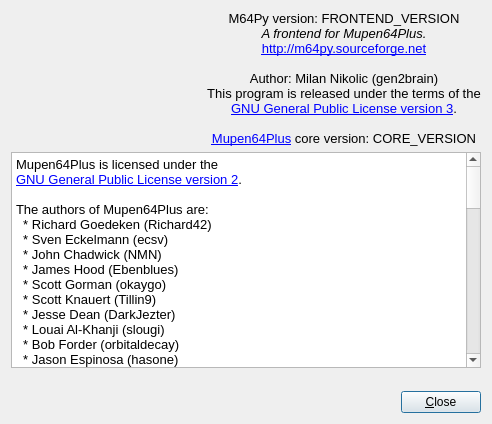
Before: the Qt Designer form src/m64py/ui/about.ui in mupen64plus/mupen64plus-ui-python, drawn with Qt 5.
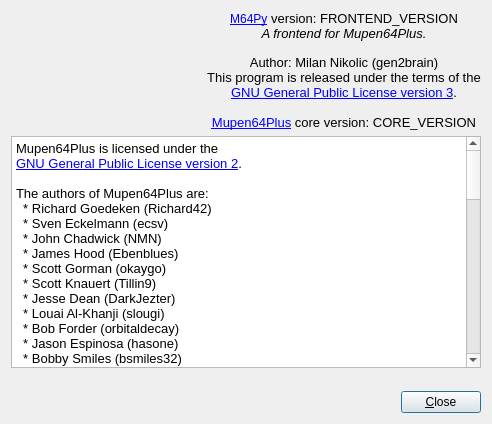
After: the same form once the commit is applied. Icons and pictures are not drawn.

```diff
--- a/src/m64py/ui/about.ui
+++ b/src/m64py/ui/about.ui
@@ -45,10 +45,9 @@
 &lt;html&gt;&lt;head&gt;&lt;meta name=&quot;qrichtext&quot; content=&quot;1&quot; /&gt;&lt;style type=&quot;text/css&quot;&gt;
 p, li { white-space: pre-wrap; }
 &lt;/style&gt;&lt;/head&gt;&lt;body style=&quot; font-family:'Sans Serif'; font-size:9pt; font-weight:400; font-style:normal;&quot;&gt;
-&lt;p align=&quot;center&quot; style=&quot; margin-top:0px; margin-bottom:0px; margin-left:0px; margin-right:0px; -qt-block-indent:0; text-indent:0px;&quot;&gt;&lt;span style=&quot; font-size:10pt; color:#000000;&quot;&gt;M64Py version: FRONTEND_VERSION&lt;/span&gt;&lt;/p&gt;
+&lt;p align=&quot;center&quot; style=&quot; margin-top:0px; margin-bottom:0px; margin-left:0px; margin-right:0px; -qt-block-indent:0; text-indent:0px;&quot;&gt;&lt;a href=&quot;https://m64py.sourceforge.net/&quot;&gt;&lt;span style=&quot; text-decoration: underline; color:#0000ff;&quot;&gt;M64Py&lt;/span&gt;&lt;/a&gt;&lt;span style=&quot; font-size:10pt;&quot;&gt; version: FRONTEND_VERSION&lt;/span&gt;&lt;/p&gt;
 &lt;p align=&quot;center&quot; style=&quot; margin-top:0px; margin-bottom:0px; margin-left:0px; margin-right:0px; -qt-block-indent:0; text-indent:0px;&quot;&gt;&lt;span style=&quot; font-size:10pt; font-style:italic;&quot;&gt;A frontend for Mupen64Plus.&lt;/span&gt;&lt;/p&gt;
-&lt;p align=&quot;center&quot; style=&quot; margin-top:0px; margin-bottom:0px; margin-left:0px; margin-right:0px; -qt-block-indent:0; text-indent:0px;&quot;&gt;&lt;a href=&quot;http://m64py.sourceforge.net&quot;&gt;&lt;span style=&quot; font-size:10pt; text-decoration: underline; color:#0000ff;&quot;&gt;http://m64py.sourceforge.net&lt;/span&gt;&lt;/a&gt;&lt;/p&gt;
-&lt;p align=&quot;center&quot; style=&quot;-qt-paragraph-type:empty; margin-top:0px; margin-bottom:0px; margin-left:0px; margin-right:0px; -qt-block-indent:0; text-indent:0px; font-size:10pt; text-decoration: underline; color:#0000ff;&quot;&gt;&lt;br /&gt;&lt;/p&gt;
+&lt;p align=&quot;center&quot; style=&quot;-qt-paragraph-type:empty; margin-top:0px; margin-bottom:0px; margin-left:0px; margin-right:0px; -qt-block-indent:0; text-indent:0px;&quot;&gt;&lt;br /&gt;&lt;/p&gt;
 &lt;p align=&quot;center&quot; style=&quot; margin-top:0px; margin-bottom:0px; margin-left:0px; margin-right:0px; -qt-block-indent:0; text-indent:0px;&quot;&gt;&lt;span style=&quot; font-size:10pt;&quot;&gt;Author: Milan Nikolic (gen2brain)&lt;/span&gt;&lt;/p&gt;
 &lt;p align=&quot;center&quot; style=&quot; margin-top:0px; margin-bottom:0px; margin-left:0px; margin-right:0px; -qt-block-indent:0; text-indent:0px;&quot;&gt;&lt;span style=&quot; font-size:10pt;&quot;&gt;This program is released under the terms of the&lt;/span&gt;&lt;/p&gt;
 &lt;p align=&quot;center&quot; style=&quot; margin-top:0px; margin-bottom:0px; margin-left:0px; margin-right:0px; -qt-block-indent:0; text-indent:0px;&quot;&gt;&lt;a href=&quot;http://www.gnu.org/licenses/gpl-3.0.txt&quot;&gt;&lt;span style=&quot; font-size:10pt; text-decoration: underline; color:#0000ff;&quot;&gt;GNU General Public License version 3&lt;/span&gt;&lt;/a&gt;&lt;span style=&quot; font-size:10pt;&quot;&gt;.&lt;/span&gt;&lt;/p&gt;
@@ -68,65 +67,65 @@
       <string notr="true">&lt;!DOCTYPE HTML PUBLIC &quot;-//W3C//DTD HTML 4.0//EN&quot; &quot;http://www.w3.org/TR/REC-html40/strict.dtd&quot;&gt;
 &lt;html&gt;&lt;head&gt;&lt;meta name=&quot;qrichtext&quot; content=&quot;1&quot; /&gt;&lt;style type=&quot;text/css&quot;&gt;
 p, li { white-space: pre-wrap; }
-&lt;/style&gt;&lt;/head&gt;&lt;body style=&quot; font-family:'Liberation Sans'; font-size:10pt; font-weight:400; font-style:normal;&quot;&gt;
-&lt;p style=&quot; margin-top:0px; margin-bottom:0px; margin-left:0px; margin-right:0px; -qt-block-indent:0; text-indent:0px;&quot;&gt;&lt;span style=&quot; font-family:'Sans Serif';&quot;&gt;Mupen64Plus is licensed under the&lt;/span&gt;&lt;/p&gt;
-&lt;p style=&quot; margin-top:0px; margin-bottom:0px; margin-left:0px; margin-right:0px; -qt-block-indent:0; text-indent:0px;&quot;&gt;&lt;a href=&quot;http://www.gnu.org/licenses/gpl-2.0.txt&quot;&gt;&lt;span style=&quot; font-family:'Sans Serif'; text-decoration: underline; color:#0000ff;&quot;&gt;GNU General Public License version 2&lt;/span&gt;&lt;/a&gt;&lt;span style=&quot; font-family:'Sans Serif';&quot;&gt;.&lt;/span&gt;&lt;/p&gt;
-&lt;p style=&quot;-qt-paragraph-type:empty; margin-top:0px; margin-bottom:0px; margin-left:0px; margin-right:0px; -qt-block-indent:0; text-indent:0px; font-family:'Sans Serif';&quot;&gt;&lt;br /&gt;&lt;/p&gt;
-&lt;p style=&quot; margin-top:0px; margin-bottom:0px; margin-left:0px; margin-right:0px; -qt-block-indent:0; text-indent:0px;&quot;&gt;&lt;span style=&quot; font-family:'Sans Serif';&quot;&gt;The authors of Mupen64Plus are:&lt;/span&gt;&lt;/p&gt;
-&lt;p style=&quot; margin-top:0px; margin-bottom:0px; margin-left:0px; margin-right:0px; -qt-block-indent:0; text-indent:0px;&quot;&gt;&lt;span style=&quot; font-family:'Sans Serif';&quot;&gt;  * Richard Goedeken (Richard42)&lt;/span&gt;&lt;/p&gt;
-&lt;p style=&quot; margin-top:0px; margin-bottom:0px; margin-left:0px; margin-right:0px; -qt-block-indent:0; text-indent:0px;&quot;&gt;&lt;span style=&quot; font-family:'Sans Serif';&quot;&gt;  * Sven Eckelmann (ecsv)&lt;/span&gt;&lt;/p&gt;
-&lt;p style=&quot; margin-top:0px; margin-bottom:0px; margin-left:0px; margin-right:0px; -qt-block-indent:0; text-indent:0px;&quot;&gt;&lt;span style=&quot; font-family:'Sans Serif';&quot;&gt;  * John Chadwick (NMN)&lt;/span&gt;&lt;/p&gt;
-&lt;p style=&quot; margin-top:0px; margin-bottom:0px; margin-left:0px; margin-right:0px; -qt-block-indent:0; text-indent:0px;&quot;&gt;&lt;span style=&quot; font-family:'Sans Serif';&quot;&gt;  * James Hood (Ebenblues)&lt;/span&gt;&lt;/p&gt;
-&lt;p style=&quot; margin-top:0px; margin-bottom:0px; margin-left:0px; margin-right:0px; -qt-block-indent:0; text-indent:0px;&quot;&gt;&lt;span style=&quot; font-family:'Sans Serif';&quot;&gt;  * Scott Gorman (okaygo)&lt;/span&gt;&lt;/p&gt;
-&lt;p style=&quot; margin-top:0px; margin-bottom:0px; margin-left:0px; margin-right:0px; -qt-block-indent:0; text-indent:0px;&quot;&gt;&lt;span style=&quot; font-family:'Sans Serif';&quot;&gt;  * Scott Knauert (Tillin9)&lt;/span&gt;&lt;/p&gt;
-&lt;p style=&quot; margin-top:0px; margin-bottom:0px; margin-left:0px; margin-right:0px; -qt-block-indent:0; text-indent:0px;&quot;&gt;&lt;span style=&quot; font-family:'Sans Serif';&quot;&gt;  * Jesse Dean (DarkJezter)&lt;/span&gt;&lt;/p&gt;
-&lt;p style=&quot; margin-top:0px; margin-bottom:0px; margin-left:0px; margin-right:0px; -qt-block-indent:0; text-indent:0px;&quot;&gt;&lt;span style=&quot; font-family:'Sans Serif';&quot;&gt;  * Louai Al-Khanji (slougi)&lt;/span&gt;&lt;/p&gt;
-&lt;p style=&quot; margin-top:0px; margin-bottom:0px; margin-left:0px; margin-right:0px; -qt-block-indent:0; text-indent:0px;&quot;&gt;&lt;span style=&quot; font-family:'Sans Serif';&quot;&gt;  * Bob Forder (orbitaldecay)&lt;/span&gt;&lt;/p&gt;
-&lt;p style=&quot; margin-top:0px; margin-bottom:0px; margin-left:0px; margin-right:0px; -qt-block-indent:0; text-indent:0px;&quot;&gt;&lt;span style=&quot; font-family:'Sans Serif';&quot;&gt;  * Jason Espinosa (hasone)&lt;/span&gt;&lt;/p&gt;
-&lt;p style=&quot; margin-top:0px; margin-bottom:0px; margin-left:0px; margin-right:0px; -qt-block-indent:0; text-indent:0px;&quot;&gt;&lt;span style=&quot; font-family:'Sans Serif';&quot;&gt;  * Bobby Smiles (bsmiles32)&lt;/span&gt;&lt;/p&gt;
-&lt;p style=&quot; margin-top:0px; margin-bottom:0px; margin-left:0px; margin-right:0px; -qt-block-indent:0; text-indent:0px;&quot;&gt;&lt;span style=&quot; font-family:'Sans Serif';&quot;&gt;  * Dorian Fevrier (Narann)&lt;/span&gt;&lt;/p&gt;
-&lt;p style=&quot; margin-top:0px; margin-bottom:0px; margin-left:0px; margin-right:0px; -qt-block-indent:0; text-indent:0px;&quot;&gt;&lt;span style=&quot; font-family:'Sans Serif';&quot;&gt;  * Richard Hender (ricrpi)&lt;/span&gt;&lt;/p&gt;
-&lt;p style=&quot; margin-top:0px; margin-bottom:0px; margin-left:0px; margin-right:0px; -qt-block-indent:0; text-indent:0px;&quot;&gt;&lt;span style=&quot; font-family:'Sans Serif';&quot;&gt;  * Will Nayes (wnayes)&lt;/span&gt;&lt;/p&gt;
-&lt;p style=&quot; margin-top:0px; margin-bottom:0px; margin-left:0px; margin-right:0px; -qt-block-indent:0; text-indent:0px;&quot;&gt;&lt;span style=&quot; font-family:'Sans Serif';&quot;&gt;  * Conchur Navid&lt;/span&gt;&lt;/p&gt;
-&lt;p style=&quot; margin-top:0px; margin-bottom:0px; margin-left:0px; margin-right:0px; -qt-block-indent:0; text-indent:0px;&quot;&gt;&lt;span style=&quot; font-family:'Sans Serif';&quot;&gt;  * Gillou68310&lt;/span&gt;&lt;/p&gt;
-&lt;p style=&quot; margin-top:0px; margin-bottom:0px; margin-left:0px; margin-right:0px; -qt-block-indent:0; text-indent:0px;&quot;&gt;&lt;span style=&quot; font-family:'Sans Serif';&quot;&gt;  * HyperHacker&lt;/span&gt;&lt;/p&gt;
-&lt;p style=&quot; margin-top:0px; margin-bottom:0px; margin-left:0px; margin-right:0px; -qt-block-indent:0; text-indent:0px;&quot;&gt;&lt;span style=&quot; font-family:'Sans Serif';&quot;&gt;  * littleguy77&lt;/span&gt;&lt;/p&gt;
-&lt;p style=&quot; margin-top:0px; margin-bottom:0px; margin-left:0px; margin-right:0px; -qt-block-indent:0; text-indent:0px;&quot;&gt;&lt;span style=&quot; font-family:'Sans Serif';&quot;&gt;  * Nebuleon&lt;/span&gt;&lt;/p&gt;
-&lt;p style=&quot; margin-top:0px; margin-bottom:0px; margin-left:0px; margin-right:0px; -qt-block-indent:0; text-indent:0px;&quot;&gt;&lt;span style=&quot; font-family:'Sans Serif';&quot;&gt;  * and others.&lt;/span&gt;&lt;/p&gt;
-&lt;p style=&quot;-qt-paragraph-type:empty; margin-top:0px; margin-bottom:0px; margin-left:0px; margin-right:0px; -qt-block-indent:0; text-indent:0px; font-family:'Sans Serif';&quot;&gt;&lt;br /&gt;&lt;/p&gt;
-&lt;p style=&quot; margin-top:0px; margin-bottom:0px; margin-left:0px; margin-right:0px; -qt-block-indent:0; text-indent:0px;&quot;&gt;&lt;span style=&quot; font-family:'Sans Serif';&quot;&gt;The Mupen64Plus API documentation (located in doc/emuwiki-api-doc/*) is Copyright(C) 2009-2011&lt;/span&gt;&lt;/p&gt;
-&lt;p style=&quot; margin-top:0px; margin-bottom:0px; margin-left:0px; margin-right:0px; -qt-block-indent:0; text-indent:0px;&quot;&gt;&lt;span style=&quot; font-family:'Sans Serif';&quot;&gt;by Richard Goedeken and is licensed under the GNU General Public License version 2.&lt;/span&gt;&lt;/p&gt;
-&lt;p style=&quot;-qt-paragraph-type:empty; margin-top:0px; margin-bottom:0px; margin-left:0px; margin-right:0px; -qt-block-indent:0; text-indent:0px; font-family:'Sans Serif';&quot;&gt;&lt;br /&gt;&lt;/p&gt;
-&lt;p style=&quot; margin-top:0px; margin-bottom:0px; margin-left:0px; margin-right:0px; -qt-block-indent:0; text-indent:0px;&quot;&gt;&lt;span style=&quot; font-family:'Sans Serif';&quot;&gt;Mupen64Plus is based on GPL-licensed source code from Mupen64 v0.5, originally written by:&lt;/span&gt;&lt;/p&gt;
-&lt;p style=&quot; margin-top:0px; margin-bottom:0px; margin-left:0px; margin-right:0px; -qt-block-indent:0; text-indent:0px;&quot;&gt;&lt;span style=&quot; font-family:'Sans Serif';&quot;&gt;  * Hacktarux&lt;/span&gt;&lt;/p&gt;
-&lt;p style=&quot; margin-top:0px; margin-bottom:0px; margin-left:0px; margin-right:0px; -qt-block-indent:0; text-indent:0px;&quot;&gt;&lt;span style=&quot; font-family:'Sans Serif';&quot;&gt;  * Dave2001&lt;/span&gt;&lt;/p&gt;
-&lt;p style=&quot; margin-top:0px; margin-bottom:0px; margin-left:0px; margin-right:0px; -qt-block-indent:0; text-indent:0px;&quot;&gt;&lt;span style=&quot; font-family:'Sans Serif';&quot;&gt;  * Zilmar&lt;/span&gt;&lt;/p&gt;
-&lt;p style=&quot; margin-top:0px; margin-bottom:0px; margin-left:0px; margin-right:0px; -qt-block-indent:0; text-indent:0px;&quot;&gt;&lt;span style=&quot; font-family:'Sans Serif';&quot;&gt;  * Gregor Anich (Blight)&lt;/span&gt;&lt;/p&gt;
-&lt;p style=&quot; margin-top:0px; margin-bottom:0px; margin-left:0px; margin-right:0px; -qt-block-indent:0; text-indent:0px;&quot;&gt;&lt;span style=&quot; font-family:'Sans Serif';&quot;&gt;  * Juha Luotio (JttL)&lt;/span&gt;&lt;/p&gt;
-&lt;p style=&quot; margin-top:0px; margin-bottom:0px; margin-left:0px; margin-right:0px; -qt-block-indent:0; text-indent:0px;&quot;&gt;&lt;span style=&quot; font-family:'Sans Serif';&quot;&gt;  * and others.&lt;/span&gt;&lt;/p&gt;
-&lt;p style=&quot;-qt-paragraph-type:empty; margin-top:0px; margin-bottom:0px; margin-left:0px; margin-right:0px; -qt-block-indent:0; text-indent:0px; font-family:'Sans Serif';&quot;&gt;&lt;br /&gt;&lt;/p&gt;
-&lt;p style=&quot; margin-top:0px; margin-bottom:0px; margin-left:0px; margin-right:0px; -qt-block-indent:0; text-indent:0px;&quot;&gt;&lt;span style=&quot; font-family:'Sans Serif';&quot;&gt;GPL-license demo rom (mupen64plus.v64) is written by:&lt;/span&gt;&lt;/p&gt;
-&lt;p style=&quot; margin-top:0px; margin-bottom:0px; margin-left:0px; margin-right:0px; -qt-block-indent:0; text-indent:0px;&quot;&gt;&lt;span style=&quot; font-family:'Sans Serif';&quot;&gt;  *  Marshallh&lt;/span&gt;&lt;/p&gt;
-&lt;p style=&quot;-qt-paragraph-type:empty; margin-top:0px; margin-bottom:0px; margin-left:0px; margin-right:0px; -qt-block-indent:0; text-indent:0px; font-family:'Sans Serif';&quot;&gt;&lt;br /&gt;&lt;/p&gt;
-&lt;p style=&quot; margin-top:0px; margin-bottom:0px; margin-left:0px; margin-right:0px; -qt-block-indent:0; text-indent:0px;&quot;&gt;&lt;span style=&quot; font-family:'Sans Serif';&quot;&gt;The OGLFT library used for the On-Screen Display is based on GPL/LGPL-licensed code Copyright 2002 lignum Computing.&lt;/span&gt;&lt;/p&gt;
-&lt;p style=&quot; margin-top:0px; margin-bottom:0px; margin-left:0px; margin-right:0px; -qt-block-indent:0; text-indent:0px;&quot;&gt;&lt;span style=&quot; font-family:'Sans Serif';&quot;&gt;More information about this library is available at the following websites:&lt;/span&gt;&lt;/p&gt;
-&lt;p style=&quot; margin-top:0px; margin-bottom:0px; margin-left:0px; margin-right:0px; -qt-block-indent:0; text-indent:0px;&quot;&gt;&lt;span style=&quot; font-family:'Sans Serif';&quot;&gt;  - &lt;/span&gt;&lt;a href=&quot;http://oglft.sourceforge.net/index.html&quot;&gt;&lt;span style=&quot; font-family:'Sans Serif'; text-decoration: underline; color:#0000ff;&quot;&gt;http://oglft.sourceforge.net/index.html&lt;/span&gt;&lt;/a&gt;&lt;/p&gt;
-&lt;p style=&quot; margin-top:0px; margin-bottom:0px; margin-left:0px; margin-right:0px; -qt-block-indent:0; text-indent:0px;&quot;&gt;&lt;span style=&quot; font-family:'Sans Serif';&quot;&gt;  - &lt;/span&gt;&lt;a href=&quot;http://directory.fsf.org/project/OGLFT/&quot;&gt;&lt;span style=&quot; font-family:'Sans Serif'; text-decoration: underline; color:#0000ff;&quot;&gt;http://directory.fsf.org/project/OGLFT/&lt;/span&gt;&lt;/a&gt;&lt;/p&gt;
-&lt;p style=&quot;-qt-paragraph-type:empty; margin-top:0px; margin-bottom:0px; margin-left:0px; margin-right:0px; -qt-block-indent:0; text-indent:0px; font-family:'Sans Serif';&quot;&gt;&lt;br /&gt;&lt;/p&gt;
-&lt;p style=&quot; margin-top:0px; margin-bottom:0px; margin-left:0px; margin-right:0px; -qt-block-indent:0; text-indent:0px;&quot;&gt;&lt;span style=&quot; font-family:'Sans Serif';&quot;&gt;Additionally, mupen includes a number of components licensed under other OSI approved licenses:&lt;/span&gt;&lt;/p&gt;
-&lt;p style=&quot;-qt-paragraph-type:empty; margin-top:0px; margin-bottom:0px; margin-left:0px; margin-right:0px; -qt-block-indent:0; text-indent:0px; font-family:'Sans Serif';&quot;&gt;&lt;br /&gt;&lt;/p&gt;
-&lt;p style=&quot; margin-top:0px; margin-bottom:0px; margin-left:0px; margin-right:0px; -qt-block-indent:0; text-indent:0px;&quot;&gt;&lt;span style=&quot; font-family:'Sans Serif';&quot;&gt;The BSD license:&lt;/span&gt;&lt;/p&gt;
-&lt;p style=&quot; margin-top:0px; margin-bottom:0px; margin-left:0px; margin-right:0px; -qt-block-indent:0; text-indent:0px;&quot;&gt;&lt;span style=&quot; font-family:'Sans Serif';&quot;&gt;   * minizip by Gilles Vollant and others,&lt;/span&gt;&lt;/p&gt;
-&lt;p style=&quot; margin-top:0px; margin-bottom:0px; margin-left:0px; margin-right:0px; -qt-block-indent:0; text-indent:0px;&quot;&gt;&lt;a href=&quot;ftp://ftp.info-zip.org/pub/infozip/license.html&quot;&gt;&lt;span style=&quot; font-family:'Sans Serif'; text-decoration: underline; color:#0000ff;&quot;&gt;ftp://ftp.info-zip.org/pub/infozip/license.html&lt;/span&gt;&lt;/a&gt;&lt;/p&gt;
-&lt;p style=&quot;-qt-paragraph-type:empty; margin-top:0px; margin-bottom:0px; margin-left:0px; margin-right:0px; -qt-block-indent:0; text-indent:0px; font-family:'Sans Serif';&quot;&gt;&lt;br /&gt;&lt;/p&gt;
-&lt;p style=&quot; margin-top:0px; margin-bottom:0px; margin-left:0px; margin-right:0px; -qt-block-indent:0; text-indent:0px;&quot;&gt;&lt;span style=&quot; font-family:'Sans Serif';&quot;&gt;The zlib/libpng license:&lt;/span&gt;&lt;/p&gt;
-&lt;p style=&quot; margin-top:0px; margin-bottom:0px; margin-left:0px; margin-right:0px; -qt-block-indent:0; text-indent:0px;&quot;&gt;&lt;span style=&quot; font-family:'Sans Serif';&quot;&gt;   * Adler-32 by Mark Adler&lt;/span&gt;&lt;/p&gt;
-&lt;p style=&quot; margin-top:0px; margin-bottom:0px; margin-left:0px; margin-right:0px; -qt-block-indent:0; text-indent:0px;&quot;&gt;&lt;span style=&quot; font-family:'Sans Serif';&quot;&gt;   * libpng by Glenn Randers-Pehrson, Peter Deutsch, and Guy Eric Schalnat&lt;/span&gt;&lt;/p&gt;
-&lt;p style=&quot; margin-top:0px; margin-bottom:0px; margin-left:0px; margin-right:0px; -qt-block-indent:0; text-indent:0px;&quot;&gt;&lt;span style=&quot; font-family:'Sans Serif';&quot;&gt;   * MD5 hashing code by Peter Deutsch&lt;/span&gt;&lt;/p&gt;
-&lt;p style=&quot;-qt-paragraph-type:empty; margin-top:0px; margin-bottom:0px; margin-left:0px; margin-right:0px; -qt-block-indent:0; text-indent:0px; font-family:'Sans Serif';&quot;&gt;&lt;br /&gt;&lt;/p&gt;
-&lt;p style=&quot; margin-top:0px; margin-bottom:0px; margin-left:0px; margin-right:0px; -qt-block-indent:0; text-indent:0px;&quot;&gt;&lt;span style=&quot; font-family:'Sans Serif';&quot;&gt;The Bitstream license:&lt;/span&gt;&lt;/p&gt;
-&lt;p style=&quot; margin-top:0px; margin-bottom:0px; margin-left:0px; margin-right:0px; -qt-block-indent:0; text-indent:0px;&quot;&gt;&lt;span style=&quot; font-family:'Sans Serif';&quot;&gt;   * The TrueType font (data/font.ttf) is licensed by the Bitstream license.&lt;/span&gt;&lt;/p&gt;
-&lt;p style=&quot;-qt-paragraph-type:empty; margin-top:0px; margin-bottom:0px; margin-left:0px; margin-right:0px; -qt-block-indent:0; text-indent:0px; font-family:'Sans Serif';&quot;&gt;&lt;br /&gt;&lt;/p&gt;&lt;/body&gt;&lt;/html&gt;</string>
+&lt;/style&gt;&lt;/head&gt;&lt;body style=&quot; font-family:'Sans Serif'; font-size:9pt; font-weight:400; font-style:normal;&quot;&gt;
+&lt;p style=&quot; margin-top:0px; margin-bottom:0px; margin-left:0px; margin-right:0px; -qt-block-indent:0; text-indent:0px;&quot;&gt;&lt;span style=&quot; font-size:10pt;&quot;&gt;Mupen64Plus is licensed under the&lt;/span&gt;&lt;/p&gt;
+&lt;p style=&quot; margin-top:0px; margin-bottom:0px; margin-left:0px; margin-right:0px; -qt-block-indent:0; text-indent:0px;&quot;&gt;&lt;a href=&quot;http://www.gnu.org/licenses/gpl-2.0.txt&quot;&gt;&lt;span style=&quot; font-size:10pt; text-decoration: underline; color:#0000ff;&quot;&gt;GNU General Public License version 2&lt;/span&gt;&lt;/a&gt;&lt;span style=&quot; font-size:10pt;&quot;&gt;.&lt;/span&gt;&lt;/p&gt;
+&lt;p style=&quot;-qt-paragraph-type:empty; margin-top:0px; margin-bottom:0px; margin-left:0px; margin-right:0px; -qt-block-indent:0; text-indent:0px; font-size:10pt;&quot;&gt;&lt;br /&gt;&lt;/p&gt;
+&lt;p style=&quot; margin-top:0px; margin-bottom:0px; margin-left:0px; margin-right:0px; -qt-block-indent:0; text-indent:0px;&quot;&gt;&lt;span style=&quot; font-size:10pt;&quot;&gt;The authors of Mupen64Plus are:&lt;/span&gt;&lt;/p&gt;
+&lt;p style=&quot; margin-top:0px; margin-bottom:0px; margin-left:0px; margin-right:0px; -qt-block-indent:0; text-indent:0px;&quot;&gt;&lt;span style=&quot; font-size:10pt;&quot;&gt;  * Richard Goedeken (Richard42)&lt;/span&gt;&lt;/p&gt;
+&lt;p style=&quot; margin-top:0px; margin-bottom:0px; margin-left:0px; margin-right:0px; -qt-block-indent:0; text-indent:0px;&quot;&gt;&lt;span style=&quot; font-size:10pt;&quot;&gt;  * Sven Eckelmann (ecsv)&lt;/span&gt;&lt;/p&gt;
+&lt;p style=&quot; margin-top:0px; margin-bottom:0px; margin-left:0px; margin-right:0px; -qt-block-indent:0; text-indent:0px;&quot;&gt;&lt;span style=&quot; font-size:10pt;&quot;&gt;  * John Chadwick (NMN)&lt;/span&gt;&lt;/p&gt;
+&lt;p style=&quot; margin-top:0px; margin-bottom:0px; margin-left:0px; margin-right:0px; -qt-block-indent:0; text-indent:0px;&quot;&gt;&lt;span style=&quot; font-size:10pt;&quot;&gt;  * James Hood (Ebenblues)&lt;/span&gt;&lt;/p&gt;
+&lt;p style=&quot; margin-top:0px; margin-bottom:0px; margin-left:0px; margin-right:0px; -qt-block-indent:0; text-indent:0px;&quot;&gt;&lt;span style=&quot; font-size:10pt;&quot;&gt;  * Scott Gorman (okaygo)&lt;/span&gt;&lt;/p&gt;
+&lt;p style=&quot; margin-top:0px; margin-bottom:0px; margin-left:0px; margin-right:0px; -qt-block-indent:0; text-indent:0px;&quot;&gt;&lt;span style=&quot; font-size:10pt;&quot;&gt;  * Scott Knauert (Tillin9)&lt;/span&gt;&lt;/p&gt;
+&lt;p style=&quot; margin-top:0px; margin-bottom:0px; margin-left:0px; margin-right:0px; -qt-block-indent:0; text-indent:0px;&quot;&gt;&lt;span style=&quot; font-size:10pt;&quot;&gt;  * Jesse Dean (DarkJezter)&lt;/span&gt;&lt;/p&gt;
+&lt;p style=&quot; margin-top:0px; margin-bottom:0px; margin-left:0px; margin-right:0px; -qt-block-indent:0; text-indent:0px;&quot;&gt;&lt;span style=&quot; font-size:10pt;&quot;&gt;  * Louai Al-Khanji (slougi)&lt;/span&gt;&lt;/p&gt;
+&lt;p style=&quot; margin-top:0px; margin-bottom:0px; margin-left:0px; margin-right:0px; -qt-block-indent:0; text-indent:0px;&quot;&gt;&lt;span style=&quot; font-size:10pt;&quot;&gt;  * Bob Forder (orbitaldecay)&lt;/span&gt;&lt;/p&gt;
+&lt;p style=&quot; margin-top:0px; margin-bottom:0px; margin-left:0px; margin-right:0px; -qt-block-indent:0; text-indent:0px;&quot;&gt;&lt;span style=&quot; font-size:10pt;&quot;&gt;  * Jason Espinosa (hasone)&lt;/span&gt;&lt;/p&gt;
+&lt;p style=&quot; margin-top:0px; margin-bottom:0px; margin-left:0px; margin-right:0px; -qt-block-indent:0; text-indent:0px;&quot;&gt;&lt;span style=&quot; font-size:10pt;&quot;&gt;  * Bobby Smiles (bsmiles32)&lt;/span&gt;&lt;/p&gt;
+&lt;p style=&quot; margin-top:0px; margin-bottom:0px; margin-left:0px; margin-right:0px; -qt-block-indent:0; text-indent:0px;&quot;&gt;&lt;span style=&quot; font-size:10pt;&quot;&gt;  * Dorian Fevrier (Narann)&lt;/span&gt;&lt;/p&gt;
+&lt;p style=&quot; margin-top:0px; margin-bottom:0px; margin-left:0px; margin-right:0px; -qt-block-indent:0; text-indent:0px;&quot;&gt;&lt;span style=&quot; font-size:10pt;&quot;&gt;  * Richard Hender (ricrpi)&lt;/span&gt;&lt;/p&gt;
+&lt;p style=&quot; margin-top:0px; margin-bottom:0px; margin-left:0px; margin-right:0px; -qt-block-indent:0; text-indent:0px;&quot;&gt;&lt;span style=&quot; font-size:10pt;&quot;&gt;  * Will Nayes (wnayes)&lt;/span&gt;&lt;/p&gt;
+&lt;p style=&quot; margin-top:0px; margin-bottom:0px; margin-left:0px; margin-right:0px; -qt-block-indent:0; text-indent:0px;&quot;&gt;&lt;span style=&quot; font-size:10pt;&quot;&gt;  * Conchur Navid&lt;/span&gt;&lt;/p&gt;
+&lt;p style=&quot; margin-top:0px; margin-bottom:0px; margin-left:0px; margin-right:0px; -qt-block-indent:0; text-indent:0px;&quot;&gt;&lt;span style=&quot; font-size:10pt;&quot;&gt;  * Gillou68310&lt;/span&gt;&lt;/p&gt;
+&lt;p style=&quot; margin-top:0px; margin-bottom:0px; margin-left:0px; margin-right:0px; -qt-block-indent:0; text-indent:0px;&quot;&gt;&lt;span style=&quot; font-size:10pt;&quot;&gt;  * HyperHacker&lt;/span&gt;&lt;/p&gt;
+&lt;p style=&quot; margin-top:0px; margin-bottom:0px; margin-left:0px; margin-right:0px; -qt-block-indent:0; text-indent:0px;&quot;&gt;&lt;span style=&quot; font-size:10pt;&quot;&gt;  * littleguy77&lt;/span&gt;&lt;/p&gt;
+&lt;p style=&quot; margin-top:0px; margin-bottom:0px; margin-left:0px; margin-right:0px; -qt-block-indent:0; text-indent:0px;&quot;&gt;&lt;span style=&quot; font-size:10pt;&quot;&gt;  * Nebuleon&lt;/span&gt;&lt;/p&gt;
+&lt;p style=&quot; margin-top:0px; margin-bottom:0px; margin-left:0px; margin-right:0px; -qt-block-indent:0; text-indent:0px;&quot;&gt;&lt;span style=&quot; font-size:10pt;&quot;&gt;  * and others.&lt;/span&gt;&lt;/p&gt;
+&lt;p style=&quot;-qt-paragraph-type:empty; margin-top:0px; margin-bottom:0px; margin-left:0px; margin-right:0px; -qt-block-indent:0; text-indent:0px; font-size:10pt;&quot;&gt;&lt;br /&gt;&lt;/p&gt;
+&lt;p style=&quot; margin-top:0px; margin-bottom:0px; margin-left:0px; margin-right:0px; -qt-block-indent:0; text-indent:0px;&quot;&gt;&lt;span style=&quot; font-size:10pt;&quot;&gt;The Mupen64Plus API documentation (located in doc/emuwiki-api-doc/*) is Copyright(C) 2009-2011&lt;/span&gt;&lt;/p&gt;
+&lt;p style=&quot; margin-top:0px; margin-bottom:0px; margin-left:0px; margin-right:0px; -qt-block-indent:0; text-indent:0px;&quot;&gt;&lt;span style=&quot; font-size:10pt;&quot;&gt;by Richard Goedeken and is licensed under the GNU General Public License version 2.&lt;/span&gt;&lt;/p&gt;
+&lt;p style=&quot;-qt-paragraph-type:empty; margin-top:0px; margin-bottom:0px; margin-left:0px; margin-right:0px; -qt-block-indent:0; text-indent:0px; font-size:10pt;&quot;&gt;&lt;br /&gt;&lt;/p&gt;
+&lt;p style=&quot; margin-top:0px; margin-bottom:0px; margin-left:0px; margin-right:0px; -qt-block-indent:0; text-indent:0px;&quot;&gt;&lt;span style=&quot; font-size:10pt;&quot;&gt;Mupen64Plus is based on GPL-licensed source code from Mupen64 v0.5, originally written by:&lt;/span&gt;&lt;/p&gt;
+&lt;p style=&quot; margin-top:0px; margin-bottom:0px; margin-left:0px; margin-right:0px; -qt-block-indent:0; text-indent:0px;&quot;&gt;&lt;span style=&quot; font-size:10pt;&quot;&gt;  * Hacktarux&lt;/span&gt;&lt;/p&gt;
+&lt;p style=&quot; margin-top:0px; margin-bottom:0px; margin-left:0px; margin-right:0px; -qt-block-indent:0; text-indent:0px;&quot;&gt;&lt;span style=&quot; font-size:10pt;&quot;&gt;  * Dave2001&lt;/span&gt;&lt;/p&gt;
+&lt;p style=&quot; margin-top:0px; margin-bottom:0px; margin-left:0px; margin-right:0px; -qt-block-indent:0; text-indent:0px;&quot;&gt;&lt;span style=&quot; font-size:10pt;&quot;&gt;  * Zilmar&lt;/span&gt;&lt;/p&gt;
+&lt;p style=&quot; margin-top:0px; margin-bottom:0px; margin-left:0px; margin-right:0px; -qt-block-indent:0; text-indent:0px;&quot;&gt;&lt;span style=&quot; font-size:10pt;&quot;&gt;  * Gregor Anich (Blight)&lt;/span&gt;&lt;/p&gt;
+&lt;p style=&quot; margin-top:0px; margin-bottom:0px; margin-left:0px; margin-right:0px; -qt-block-indent:0; text-indent:0px;&quot;&gt;&lt;span style=&quot; font-size:10pt;&quot;&gt;  * Juha Luotio (JttL)&lt;/span&gt;&lt;/p&gt;
+&lt;p style=&quot; margin-top:0px; margin-bottom:0px; margin-left:0px; margin-right:0px; -qt-block-indent:0; text-indent:0px;&quot;&gt;&lt;span style=&quot; font-size:10pt;&quot;&gt;  * and others.&lt;/span&gt;&lt;/p&gt;
+&lt;p style=&quot;-qt-paragraph-type:empty; margin-top:0px; margin-bottom:0px; margin-left:0px; margin-right:0px; -qt-block-indent:0; text-indent:0px; font-size:10pt;&quot;&gt;&lt;br /&gt;&lt;/p&gt;
+&lt;p style=&quot; margin-top:0px; margin-bottom:0px; margin-left:0px; margin-right:0px; -qt-block-indent:0; text-indent:0px;&quot;&gt;&lt;span style=&quot; font-size:10pt;&quot;&gt;GPL-license demo rom (mupen64plus.v64) is written by:&lt;/span&gt;&lt;/p&gt;
+&lt;p style=&quot; margin-top:0px; margin-bottom:0px; margin-left:0px; margin-right:0px; -qt-block-indent:0; text-indent:0px;&quot;&gt;&lt;span style=&quot; font-size:10pt;&quot;&gt;  *  Marshallh&lt;/span&gt;&lt;/p&gt;
+&lt;p style=&quot;-qt-paragraph-type:empty; margin-top:0px; margin-bottom:0px; margin-left:0px; margin-right:0px; -qt-block-indent:0; text-indent:0px; font-size:10pt;&quot;&gt;&lt;br /&gt;&lt;/p&gt;
+&lt;p style=&quot; margin-top:0px; margin-bottom:0px; margin-left:0px; margin-right:0px; -qt-block-indent:0; text-indent:0px;&quot;&gt;&lt;span style=&quot; font-size:10pt;&quot;&gt;The OGLFT library used for the On-Screen Display is based on GPL/LGPL-licensed code Copyright 2002 lignum Computing.&lt;/span&gt;&lt;/p&gt;
+&lt;p style=&quot; margin-top:0px; margin-bottom:0px; margin-left:0px; margin-right:0px; -qt-block-indent:0; text-indent:0px;&quot;&gt;&lt;span style=&quot; font-size:10pt;&quot;&gt;More information about this library is available at the following websites:&lt;/span&gt;&lt;/p&gt;
+&lt;p style=&quot; margin-top:0px; margin-bottom:0px; margin-left:0px; margin-right:0px; -qt-block-indent:0; text-indent:0px;&quot;&gt;&lt;span style=&quot; font-size:10pt;&quot;&gt;  - &lt;/span&gt;&lt;a href=&quot;http://oglft.sourceforge.net/index.html&quot;&gt;&lt;span style=&quot; font-size:10pt; text-decoration: underline; color:#0000ff;&quot;&gt;http://oglft.sourceforge.net/index.html&lt;/span&gt;&lt;/a&gt;&lt;/p&gt;
+&lt;p style=&quot; margin-top:0px; margin-bottom:0px; margin-left:0px; margin-right:0px; -qt-block-indent:0; text-indent:0px;&quot;&gt;&lt;span style=&quot; font-size:10pt;&quot;&gt;  - &lt;/span&gt;&lt;a href=&quot;http://directory.fsf.org/project/OGLFT/&quot;&gt;&lt;span style=&quot; font-size:10pt; text-decoration: underline; color:#0000ff;&quot;&gt;http://directory.fsf.org/project/OGLFT/&lt;/span&gt;&lt;/a&gt;&lt;/p&gt;
+&lt;p style=&quot;-qt-paragraph-type:empty; margin-top:0px; margin-bottom:0px; margin-left:0px; margin-right:0px; -qt-block-indent:0; text-indent:0px; font-size:10pt;&quot;&gt;&lt;br /&gt;&lt;/p&gt;
+&lt;p style=&quot; margin-top:0px; margin-bottom:0px; margin-left:0px; margin-right:0px; -qt-block-indent:0; text-indent:0px;&quot;&gt;&lt;span style=&quot; font-size:10pt;&quot;&gt;Additionally, mupen includes a number of components licensed under other OSI approved licenses:&lt;/span&gt;&lt;/p&gt;
+&lt;p style=&quot;-qt-paragraph-type:empty; margin-top:0px; margin-bottom:0px; margin-left:0px; margin-right:0px; -qt-block-indent:0; text-indent:0px; font-size:10pt;&quot;&gt;&lt;br /&gt;&lt;/p&gt;
+&lt;p style=&quot; margin-top:0px; margin-bottom:0px; margin-left:0px; margin-right:0px; -qt-block-indent:0; text-indent:0px;&quot;&gt;&lt;span style=&quot; font-size:10pt;&quot;&gt;The BSD license:&lt;/span&gt;&lt;/p&gt;
+&lt;p style=&quot; margin-top:0px; margin-bottom:0px; margin-left:0px; margin-right:0px; -qt-block-indent:0; text-indent:0px;&quot;&gt;&lt;span style=&quot; font-size:10pt;&quot;&gt;   * minizip by Gilles Vollant and others,&lt;/span&gt;&lt;/p&gt;
+&lt;p style=&quot; margin-top:0px; margin-bottom:0px; margin-left:0px; margin-right:0px; -qt-block-indent:0; text-indent:0px;&quot;&gt;&lt;a href=&quot;ftp://ftp.info-zip.org/pub/infozip/license.html&quot;&gt;&lt;span style=&quot; font-size:10pt; text-decoration: underline; color:#0000ff;&quot;&gt;ftp://ftp.info-zip.org/pub/infozip/license.html&lt;/span&gt;&lt;/a&gt;&lt;/p&gt;
+&lt;p style=&quot;-qt-paragraph-type:empty; margin-top:0px; margin-bottom:0px; margin-left:0px; margin-right:0px; -qt-block-indent:0; text-indent:0px; font-size:10pt;&quot;&gt;&lt;br /&gt;&lt;/p&gt;
+&lt;p style=&quot; margin-top:0px; margin-bottom:0px; margin-left:0px; margin-right:0px; -qt-block-indent:0; text-indent:0px;&quot;&gt;&lt;span style=&quot; font-size:10pt;&quot;&gt;The zlib/libpng license:&lt;/span&gt;&lt;/p&gt;
+&lt;p style=&quot; margin-top:0px; margin-bottom:0px; margin-left:0px; margin-right:0px; -qt-block-indent:0; text-indent:0px;&quot;&gt;&lt;span style=&quot; font-size:10pt;&quot;&gt;   * Adler-32 by Mark Adler&lt;/span&gt;&lt;/p&gt;
+&lt;p style=&quot; margin-top:0px; margin-bottom:0px; margin-left:0px; margin-right:0px; -qt-block-indent:0; text-indent:0px;&quot;&gt;&lt;span style=&quot; font-size:10pt;&quot;&gt;   * libpng by Glenn Randers-Pehrson, Peter Deutsch, and Guy Eric Schalnat&lt;/span&gt;&lt;/p&gt;
+&lt;p style=&quot; margin-top:0px; margin-bottom:0px; margin-left:0px; margin-right:0px; -qt-block-indent:0; text-indent:0px;&quot;&gt;&lt;span style=&quot; font-size:10pt;&quot;&gt;   * MD5 hashing code by Peter Deutsch&lt;/span&gt;&lt;/p&gt;
+&lt;p style=&quot;-qt-paragraph-type:empty; margin-top:0px; margin-bottom:0px; margin-left:0px; margin-right:0px; -qt-block-indent:0; text-indent:0px; font-size:10pt;&quot;&gt;&lt;br /&gt;&lt;/p&gt;
+&lt;p style=&quot; margin-top:0px; margin-bottom:0px; margin-left:0px; margin-right:0px; -qt-block-indent:0; text-indent:0px;&quot;&gt;&lt;span style=&quot; font-size:10pt;&quot;&gt;The Bitstream license:&lt;/span&gt;&lt;/p&gt;
+&lt;p style=&quot; margin-top:0px; margin-bottom:0px; margin-left:0px; margin-right:0px; -qt-block-indent:0; text-indent:0px;&quot;&gt;&lt;span style=&quot; font-size:10pt;&quot;&gt;   * The TrueType font (data/font.ttf) is licensed by the Bitstream license.&lt;/span&gt;&lt;/p&gt;
+&lt;p style=&quot;-qt-paragraph-type:empty; margin-top:0px; margin-bottom:0px; margin-left:0px; margin-right:0px; -qt-block-indent:0; text-indent:0px; font-size:10pt;&quot;&gt;&lt;br /&gt;&lt;/p&gt;&lt;/body&gt;&lt;/html&gt;</string>
      </property>
      <property name="openExternalLinks">
       <bool>true</bool>
```
